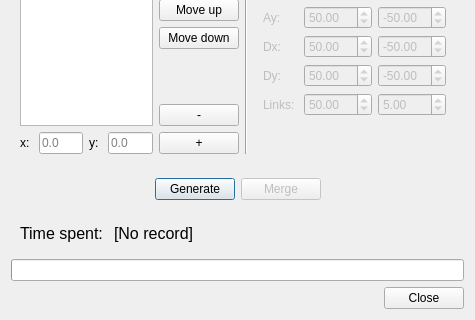
Qt form core/panel/run_Path_Solving.ui (KmolYuan/Pyslvs-UI) before a commit; both pictures show x 0 to 475 and y 268 to 588 of the 475 by 588 pixel window.
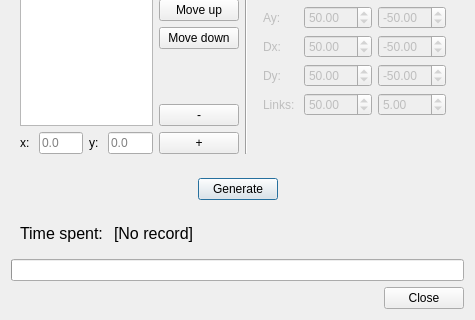
The same form after that commit. Icons and pictures are not drawn.

Commit message: Fix some Path solving functions.

```diff
--- a/core/panel/run_Path_Solving.ui
+++ b/core/panel/run_Path_Solving.ui
@@ -577,19 +577,6 @@
         </property>
        </widget>
       </item>
-      <item>
-       <widget class="QPushButton" name="Merge">
-        <property name="enabled">
-         <bool>false</bool>
-        </property>
-        <property name="text">
-         <string>Merge</string>
-        </property>
-        <property name="autoDefault">
-         <bool>false</bool>
-        </property>
-       </widget>
-      </item>
       <item>
        <spacer name="horizontalSpacer_4">
         <property name="orientation">
```
The commit also changes 5 other files.
